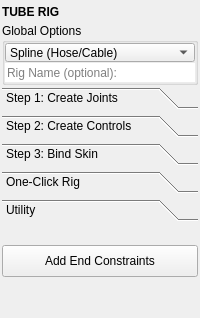
m3trik/mayatk, file mayatk/rig_utils/tube_rig.ui: the form before one commit.
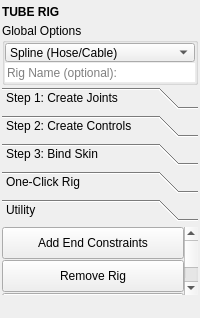
The form after the commit. The open tabs and pages were chosen to show the change. Custom widgets are drawn as their Qt base class.

Patch:
```diff
--- a/mayatk/rig_utils/tube_rig.ui
+++ b/mayatk/rig_utils/tube_rig.ui
@@ -651,6 +651,72 @@
           </property>
          </widget>
         </item>
+        <item>
+         <widget class="QPushButton" name="b005">
+          <property name="minimumSize">
+           <size>
+            <width>0</width>
+            <height>32</height>
+           </size>
+          </property>
+          <property name="maximumSize">
+           <size>
+            <width>999</width>
+            <height>32</height>
+           </size>
+          </property>
+          <property name="layoutDirection">
+           <enum>Qt::RightToLeft</enum>
+          </property>
+          <property name="text">
+           <string>Remove Rig</string>
+          </property>
+         </widget>
+        </item>
+        <item>
+         <widget class="QPushButton" name="b006">
+          <property name="minimumSize">
+           <size>
+            <width>0</width>
+            <height>32</height>
+           </size>
+          </property>
+          <property name="maximumSize">
+           <size>
+            <width>999</width>
+            <height>32</height>
+           </size>
+          </property>
+          <property name="layoutDirection">
+           <enum>Qt::RightToLeft</enum>
+          </property>
+          <property name="text">
+           <string>Rename Rig</string>
+          </property>
+         </widget>
+        </item>
+        <item>
+         <widget class="QPushButton" name="b007">
+          <property name="minimumSize">
+           <size>
+            <width>0</width>
+            <height>32</height>
+           </size>
+          </property>
+          <property name="maximumSize">
+           <size>
+            <width>999</width>
+            <height>32</height>
+           </size>
+          </property>
+          <property name="layoutDirection">
+           <enum>Qt::RightToLeft</enum>
+          </property>
+          <property name="text">
+           <string>Rebind Skin</string>
+          </property>
+         </widget>
+        </item>
        </layout>
       </widget>
      </widget>
```
